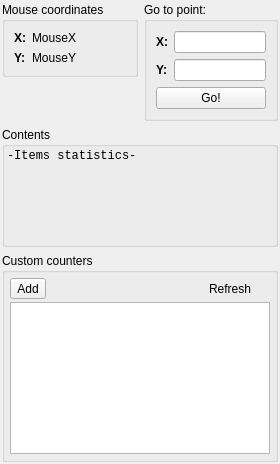
Before: the Qt Designer form Editor/main_window/dock/debugger.ui in WohlSoft/Moondust-Project, drawn with Qt 5.
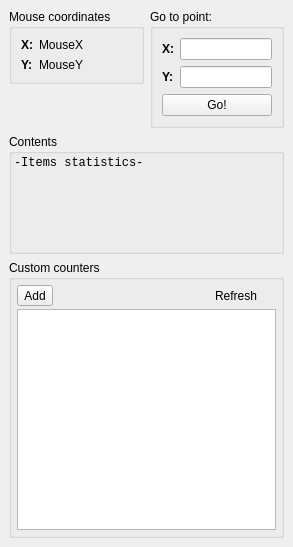
After: the same form once the commit is applied. Icons and pictures are not drawn.

Commit message: Editor: Tune margins on some widgets

Diff of the .ui file:
```diff
--- a/Editor/main_window/dock/debugger.ui
+++ b/Editor/main_window/dock/debugger.ui
@@ -6,8 +6,8 @@
    <rect>
     <x>0</x>
     <y>0</y>
-    <width>280</width>
-    <height>464</height>
+    <width>293</width>
+    <height>547</height>
    </rect>
   </property>
   <property name="minimumSize">
@@ -37,18 +37,6 @@
     <property name="sizeConstraint">
      <enum>QLayout::SetMinimumSize</enum>
     </property>
-    <property name="leftMargin">
-     <number>2</number>
-    </property>
-    <property name="topMargin">
-     <number>2</number>
-    </property>
-    <property name="rightMargin">
-     <number>2</number>
-    </property>
-    <property name="bottomMargin">
-     <number>2</number>
-    </property>
     <item row="0" column="0">
      <widget class="QGroupBox" name="DEBUG_MousePoint">
       <property name="minimumSize">
```
The commit also changes 2 other files.
